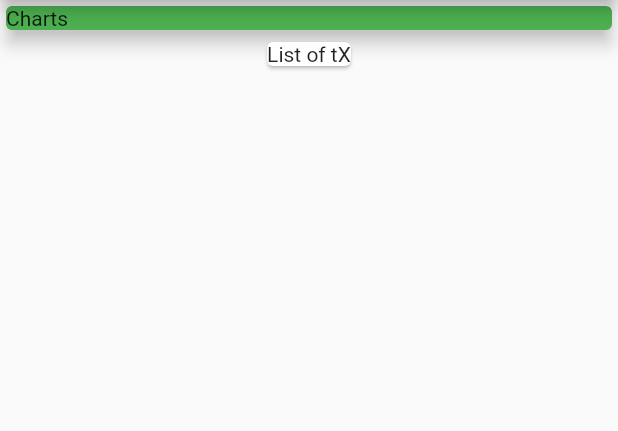
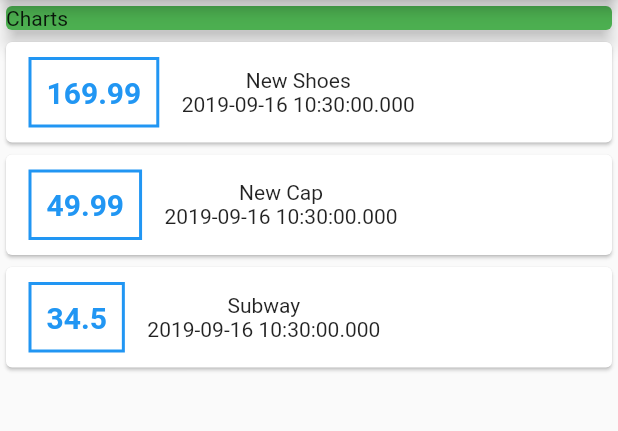
Before and after one commit to AdielAndradeR/flutter_personal_expenses, a Flutter app: the screen it shows after launch, on a phone screen of 412 x 824 dp, the part 84-515 px from its top. Run offline on Flutter 3.47's test engine with Material 2 defaults, Android fonts, the phone set to English and light mode, and no system bars.

```diff
--- a/lib/main.dart
+++ b/lib/main.dart
@@ -1,4 +1,6 @@
 import 'package:flutter/material.dart';
+
+import './transaction.dart';
 
 void main() => runApp(MyApp());
 
@@ -13,6 +15,25 @@ class MyApp extends StatelessWidget {
 }
 
 class MyHomePage extends StatelessWidget {
+
+  final List<Transaction> transactions= [
+    Transaction(
+      id: 't1',
+      title: 'New Shoes',
+      amount: 169.99,
+      date: DateTime.now()),
+      Transaction(
+      id: 't2',
+      title: 'New Cap',
+      amount: 49.99,
+      date: DateTime.now()),
+      Transaction(
+      id: 't3',
+      title: 'Subway',
+      amount: 34.50,
+      date: DateTime.now()),
+  ];
+
   @override
   Widget build(BuildContext context) {
     return Scaffold(
@@ -28,9 +49,39 @@ class MyHomePage extends StatelessWidget {
             elevation: 5,
             child:Text('Charts')),
           ),
-        Card(
-          child: Text('List of tX')
-          )
+        Column(
+          children: transactions.map((tx) {
+            return Card(
+              child: Row(children: <Widget>[
+                Container(
+                  margin: EdgeInsets.symmetric(
+                    vertical: 10,
+                    horizontal: 15),
+                  decoration: BoxDecoration(
+                    border: Border.all(
+                      color: Colors.blue,
+                      width: 2)
+                      ),
+
+                  padding: EdgeInsets.all(10),
+                  child: Text(
+                  tx.amount.toString(),
+                  style: TextStyle(
+                    fontWeight: FontWeight.bold,
+                    fontSize: 20,
+                    color: Colors.blue
+                    )
+                  ),
+                ),
+                Column(children: <Widget>[
+                  Text(tx.title),
+                  Text(tx.date.toString())
+                  ])
+
+                ]),
+            );
+          }).toList(),
+        )
       ],)
     );
   }
--- a/lib/transaction.dart
+++ b/lib/transaction.dart
@@ -1,14 +1,16 @@
-class Trasaction{
+import 'package:flutter/foundation.dart';
+
+class Transaction{
   final String id;
   final String title;
   final double amount;
   final DateTime date;
 
-Trasaction({
-  this.id,
-  this.title,
-  this.amount,
-  this.date
+Transaction({
+  @required this.id,
+  @required this.title,
+  @required this.amount,
+  @required this.date
   });
 
 
```
